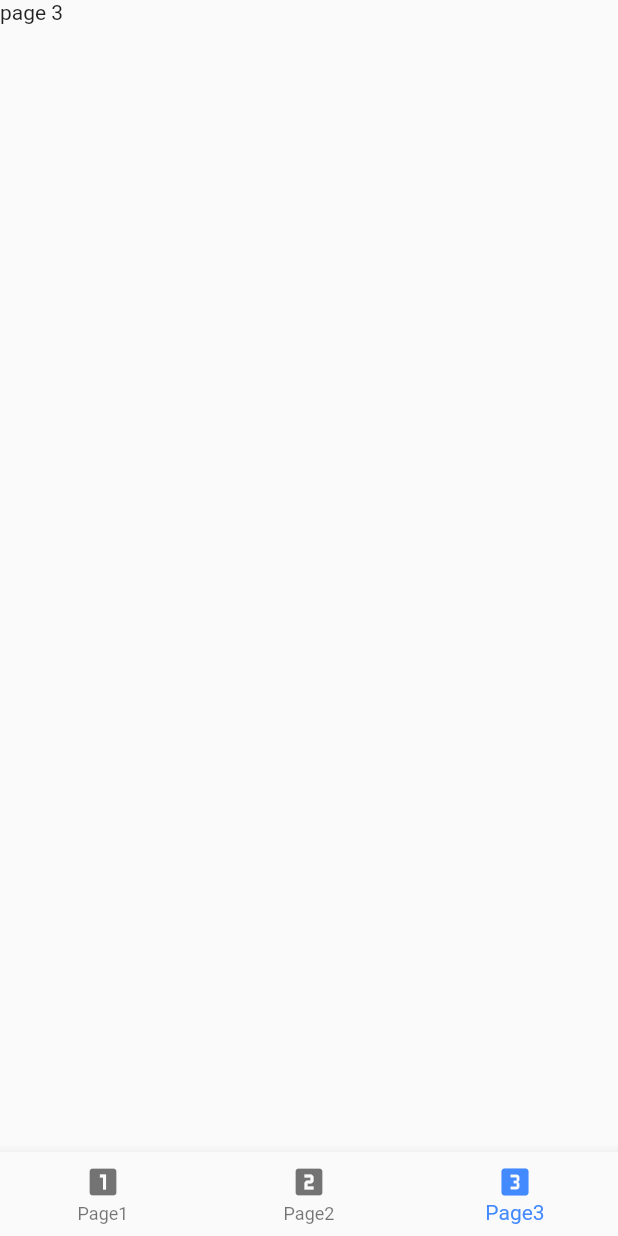
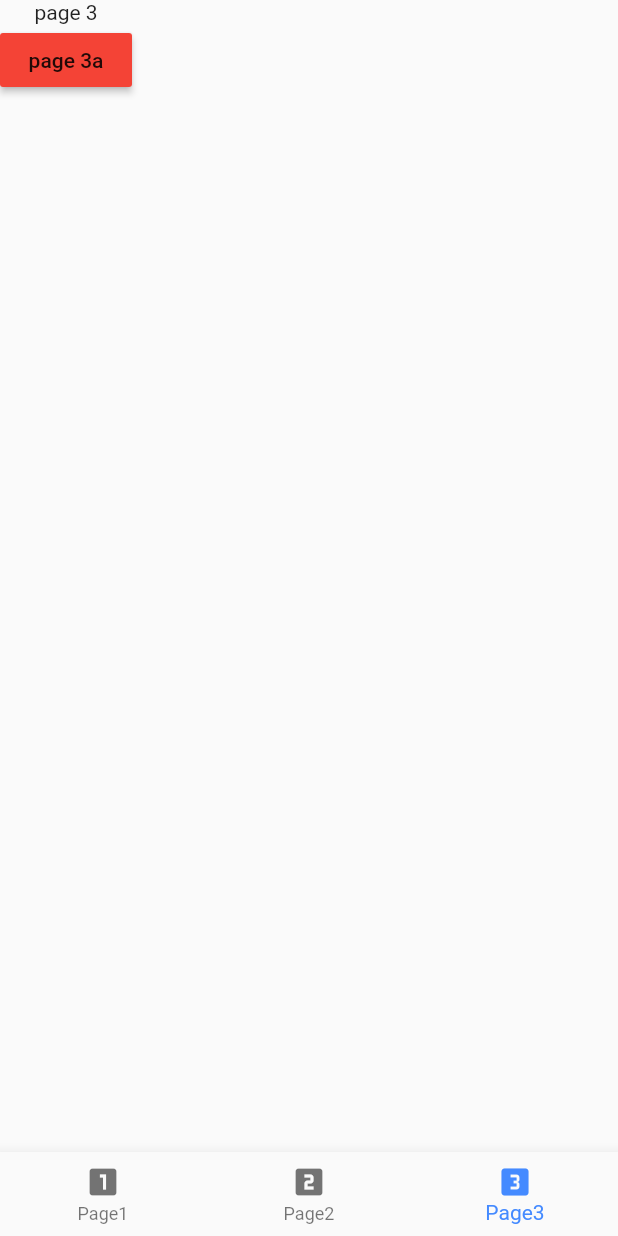
Before and after one commit to BlazingNinja01/bnav, a Flutter app: the screen it shows after launch, item 3 of the bottom bar chosen, on a phone screen of 412 x 824 dp. Run offline on Flutter 3.47's test engine with Material 2 defaults, Android fonts, the phone set to English and light mode, and no system bars.

Commit message:
removed redundent code

```diff
--- a/lib/main.dart
+++ b/lib/main.dart
@@ -1,5 +1,4 @@
 import 'package:bnav/app.dart';
-import 'package:bnav/bottom_navigation.dart';
 import 'package:flutter/material.dart';
 
 void main() {
--- a/lib/pages.dart
+++ b/lib/pages.dart
@@ -43,8 +43,9 @@ class _Page2State extends State<Page2> {
         child: Column(
           children: [
             MaterialButton(
-              onPressed: (){
-                Navigator.of(context).push(MaterialPageRoute(builder: (context) => Page2a()));
+              onPressed: () {
+                Navigator.of(context)
+                    .push(MaterialPageRoute(builder: (context) => Page2a()));
               },
               color: Colors.red,
               child: Text('page 2a'),
@@ -66,7 +67,19 @@ class _Page3State extends State<Page3> {
   Widget build(BuildContext context) {
     return Scaffold(
       body: Container(
-        child: Text('page 3'),
+        child: Column(
+          children: [
+            Text('page 3'),
+            MaterialButton(
+              onPressed: () {
+                Navigator.of(context)
+                    .push(MaterialPageRoute(builder: (context) => Page3a()));
+              },
+              color: Colors.red,
+              child: Text('page 3a'),
+            ),
+          ],
+        ),
       ),
     );
   }
@@ -116,7 +129,6 @@ class _Page1bState extends State<Page1b> {
   }
 }
 
-
 class Page2a extends StatefulWidget {
   @override
   _Page2aState createState() => _Page2aState();
@@ -130,5 +142,19 @@ class _Page2aState extends State<Page2a> {
         child: Text('page 2a'),
       ),
     );
+  }
 }
+
+class Page3a extends StatefulWidget {
+  @override
+  _Page3aState createState() => _Page3aState();
 }
+
+class _Page3aState extends State<Page3a> {
+  @override
+  Widget build(BuildContext context) {
+    return Container(
+      child: Text('page 3a'),
+    );
+  }
+}
--- a/lib/tab_navigator.dart
+++ b/lib/tab_navigator.dart
@@ -1,7 +1,6 @@
 import 'package:bnav/pages.dart';
 import 'package:flutter/material.dart';
 import 'app.dart';
-import 'bottom_navigation.dart';
 
 
 class TabNavigatorRoutes {
```
Also changed, not shown: lib/bottom_navigation.dart (deleted, +0 -57 lines).
